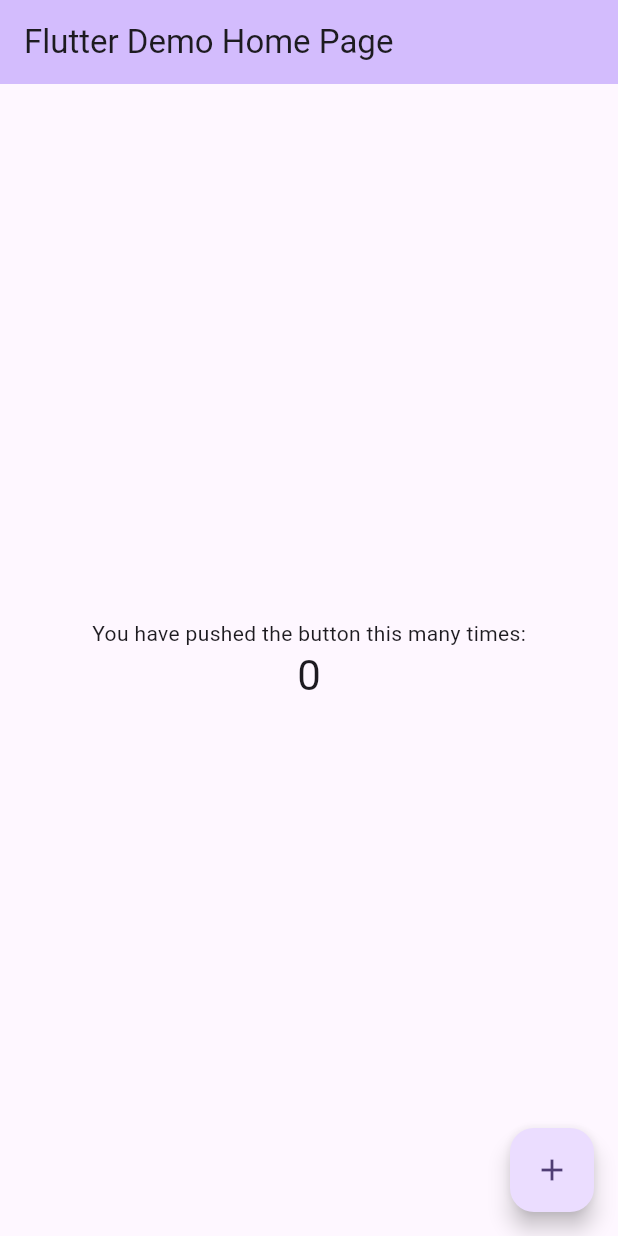
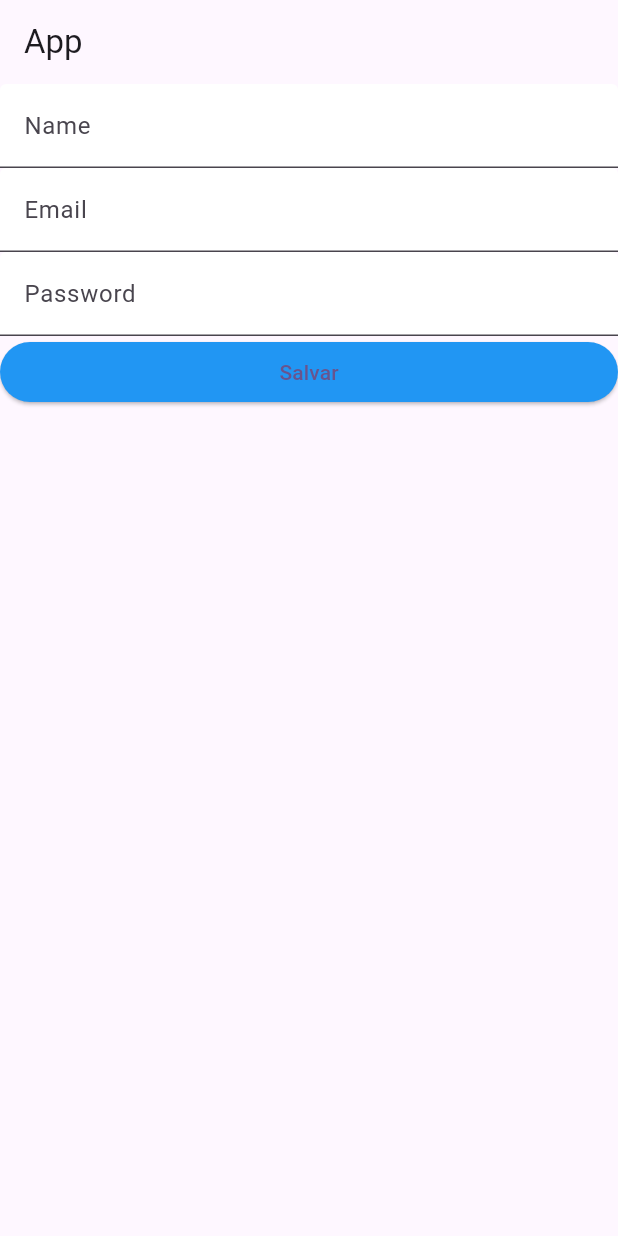
Before and after one commit to JorgeKauan/Teache_Hunt_test, a Flutter app: the screen it shows after launch, on a phone screen of 412 x 824 dp. Run offline on Flutter 3.47's test engine with Material 3 defaults, Android fonts, the light colour scheme and no system bars.

Commit message:
second commit

```diff
--- /dev/null
+++ b/lib/fieldForm.dart
@@ -0,0 +1,27 @@
+import 'package:flutter/material.dart';
+
+class Fieldform extends StatelessWidget {
+  final String label;
+  final bool isPassword;
+  final TextEditingController controller;
+
+  Fieldform({
+    required this.label,
+    required this.isPassword,
+    required this.controller,
+    super.key,
+  });
+
+  @override
+  Widget build(BuildContext context) {
+    return TextFormField(
+      obscureText: isPassword,
+      controller: controller,
+      decoration: InputDecoration(
+        filled: true,
+        fillColor: Colors.white,
+        labelText: label,
+      ),
+    );
+  }
+}
--- a/lib/main.dart
+++ b/lib/main.dart
@@ -1,4 +1,6 @@
 import 'package:flutter/material.dart';
+import 'package:teachehunt/userForm.dart';
+import 'package:teachehunt/user_provider.dart';
 
 void main() {
   runApp(const MyApp());
@@ -7,116 +9,21 @@ void main() {
 class MyApp extends StatelessWidget {
   const MyApp({super.key});
 
-  // This widget is the root of your application.
   @override
   Widget build(BuildContext context) {
-    return MaterialApp(
-      title: 'Flutter Demo',
-      theme: ThemeData(
-        // This is the theme of your application.
-        //
-        // TRY THIS: Try running your application with "flutter run". You'll see
-        // the application has a purple toolbar. Then, without quitting the app,
-        // try changing the seedColor in the colorScheme below to Colors.green
-        // and then invoke "hot reload" (save your changes or press the "hot
-        // reload" button in a Flutter-supported IDE, or press "r" if you used
-        // the command line to start the app).
-        //
-        // Notice that the counter didn't reset back to zero; the application
-        // state is not lost during the reload. To reset the state, use hot
-        // restart instead.
-        //
-        // This works for code too, not just values: Most code changes can be
-        // tested with just a hot reload.
-        colorScheme: ColorScheme.fromSeed(seedColor: Colors.deepPurple),
+    return UserProvider(
+      users: [],
+      child: MaterialApp(
+        title: 'App',
+        theme: ThemeData(
+          colorScheme: ColorScheme.fromSeed(seedColor: Colors.deepPurple),
+        ),
+        home: Scaffold(
+          appBar: AppBar(title: Text('App')),
+          body: Userform(),
+        ),
+        routes: {},
       ),
-      home: const MyHomePage(title: 'Flutter Demo Home Page'),
     );
   }
 }
-
-class MyHomePage extends StatefulWidget {
-  const MyHomePage({super.key, required this.title});
-
-  // This widget is the home page of your application. It is stateful, meaning
-  // that it has a State object (defined below) that contains fields that affect
-  // how it looks.
-
-  // This class is the configuration for the state. It holds the values (in this
-  // case the title) provided by the parent (in this case the App widget) and
-  // used by the build method of the State. Fields in a Widget subclass are
-  // always marked "final".
-
-  final String title;
-
-  @override
-  State<MyHomePage> createState() => _MyHomePageState();
-}
-
-class _MyHomePageState extends State<MyHomePage> {
-  int _counter = 0;
-
-  void _incrementCounter() {
-    setState(() {
-      // This call to setState tells the Flutter framework that something has
-      // changed in this State, which causes it to rerun the build method below
-      // so that the display can reflect the updated values. If we changed
-      // _counter without calling setState(), then the build method would not be
-      // called again, and so nothing would appear to happen.
-      _counter++;
-    });
-  }
-
-  @override
-  Widget build(BuildContext context) {
-    // This method is rerun every time setState is called, for instance as done
-    // by the _incrementCounter method above.
-    //
-    // The Flutter framework has been optimized to make rerunning build methods
-    // fast, so that you can just rebuild anything that needs updating rather
-    // than having to individually change instances of widgets.
-    return Scaffold(
-      appBar: AppBar(
-        // TRY THIS: Try changing the color here to a specific color (to
-        // Colors.amber, perhaps?) and trigger a hot reload to see the AppBar
-        // change color while the other colors stay the same.
-        backgroundColor: Theme.of(context).colorScheme.inversePrimary,
-        // Here we take the value from the MyHomePage object that was created by
-        // the App.build method, and use it to set our appbar title.
-        title: Text(widget.title),
-      ),
-      body: Center(
-        // Center is a layout widget. It takes a single child and positions it
-        // in the middle of the parent.
-        child: Column(
-          // Column is also a layout widget. It takes a list of children and
-          // arranges them vertically. By default, it sizes itself to fit its
-          // children horizontally, and tries to be as tall as its parent.
-          //
-          // Column has various properties to control how it sizes itself and
-          // how it positions its children. Here we use mainAxisAlignment to
-          // center the children vertically; the main axis here is the vertical
-          // axis because Columns are vertical (the cross axis would be
-          // horizontal).
-          //
-          // TRY THIS: Invoke "debug painting" (choose the "Toggle Debug Paint"
-          // action in the IDE, or press "p" in the console), to see the
-          // wireframe for each widget.
-          mainAxisAlignment: MainAxisAlignment.center,
-          children: <Widget>[
-            const Text('You have pushed the button this many times:'),
-            Text(
-              '$_counter',
-              style: Theme.of(context).textTheme.headlineMedium,
-            ),
-          ],
-        ),
-      ),
-      floatingActionButton: FloatingActionButton(
-        onPressed: _incrementCounter,
-        tooltip: 'Increment',
-        child: const Icon(Icons.add),
-      ), // This trailing comma makes auto-formatting nicer for build methods.
-    );
-  }
-}
--- /dev/null
+++ b/lib/user.dart
@@ -0,0 +1,7 @@
+class User {
+  String name;
+  String email;
+  String password;
+
+  User({required this.name, required this.email, required this.password});
+}
--- /dev/null
+++ b/lib/userForm.dart
@@ -0,0 +1,49 @@
+import 'package:flutter/material.dart';
+import 'package:teachehunt/fieldForm.dart';
+
+class Userform extends StatefulWidget {
+  const Userform({super.key});
+
+  @override
+  State<Userform> createState() => _UserformState();
+}
+
+class _UserformState extends State<Userform> {
+  TextEditingController controllerName = TextEditingController();
+  TextEditingController controllerEmail = TextEditingController();
+  TextEditingController controllerPassword = TextEditingController();
+
+  @override
+  Widget build(BuildContext context) {
+    return Center(
+      child: Column(
+        children: [
+          Fieldform(
+            label: 'Name',
+            isPassword: false,
+            controller: controllerName,
+          ),
+          Fieldform(
+            label: 'Email',
+            isPassword: false,
+            controller: controllerEmail,
+          ),
+          Fieldform(
+            label: 'Password',
+            isPassword: true,
+            controller: controllerPassword,
+          ),
+
+          SizedBox(
+            width: double.infinity,
+            child: ElevatedButton(
+              onPressed: () {},
+              style: ElevatedButton.styleFrom(backgroundColor: Colors.blue),
+              child: Text('Salvar'),
+            ),
+          ),
+        ],
+      ),
+    );
+  }
+}
--- /dev/null
+++ b/lib/user_provider.dart
@@ -0,0 +1,18 @@
+import 'package:flutter/cupertino.dart';
+import 'package:teachehunt/user.dart';
+
+class UserProvider extends InheritedWidget {
+  final List<User> users;
+
+  UserProvider({required this.users, required Widget child})
+    : super(child: child);
+
+  static UserProvider? of(BuildContext context) {
+    return context.dependOnInheritedWidgetOfExactType<UserProvider>();
+  }
+
+  @override
+  bool updateShouldNotify(UserProvider oldWidget) {
+    return true; // Ou alguma lógica de comparação entre "users" se quiser
+  }
+}
```
